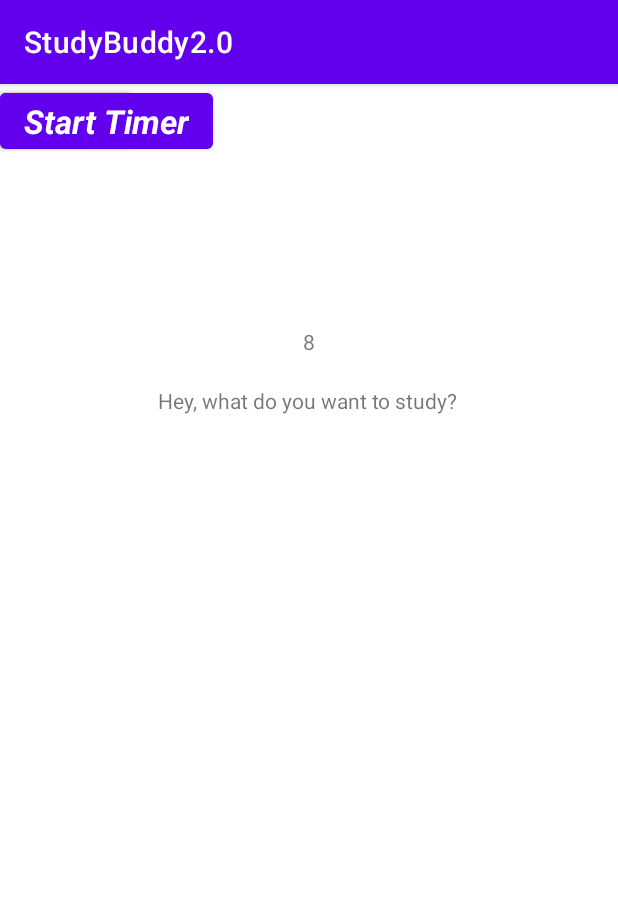
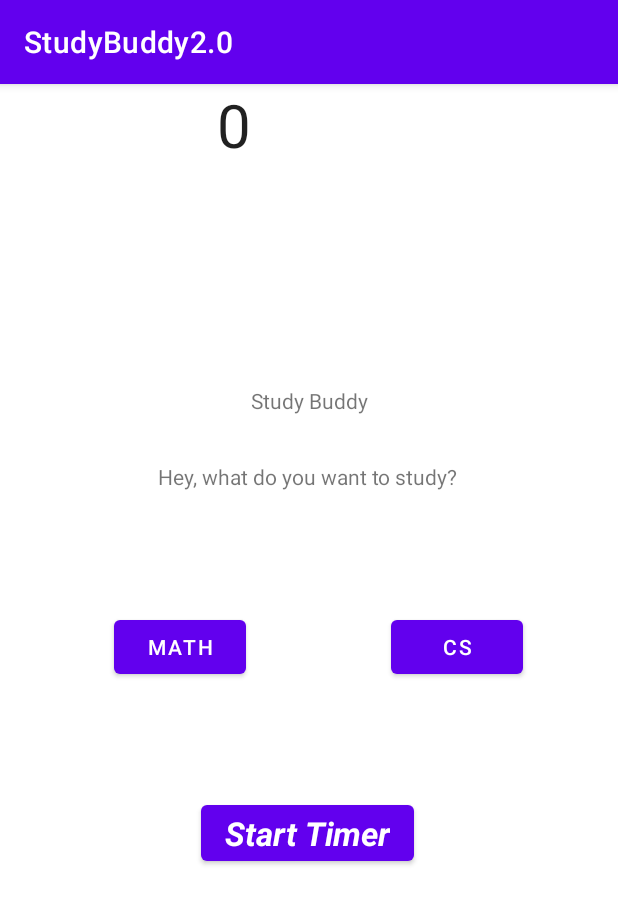
Before and after one commit to andrewnoel99/StudyBuddy, an Android app: the screen it shows after launch (MainActivity), on a phone screen of 412 x 824 dp. Shown: the top 904 px of the screen. Run offline under Robolectric (Android 15) with nearby library versions, the phone set to English and light mode, and no system bars.

Commit message:
4/19 3:43pm

```diff
--- a/app/src/main/java/com/example/studybuddy20/MainActivity.kt
+++ b/app/src/main/java/com/example/studybuddy20/MainActivity.kt
@@ -1,32 +1,66 @@
 package com.example.studybuddy20
 
-import android.annotation.TargetApi
-import android.os.Build
 import androidx.appcompat.app.AppCompatActivity
 import android.os.Bundle
 import android.os.CountDownTimer
+import android.view.View
+import android.widget.Button
 import android.widget.TextView
 
-class MainActivity : AppCompatActivity() {
+class MainActivity : AppCompatActivity(), View.OnClickListener {
+
+    private lateinit var mathButton: Button
+    private lateinit var csButton: Button
+    private lateinit var startButton: Button
+    private lateinit var countdownTV: TextView
+
+    private var countdownLength: Long = 0
+    private var countdown: CountDownTimer? = null
+
     override fun onCreate(savedInstanceState: Bundle?) {
         super.onCreate(savedInstanceState)
         setContentView(R.layout.activity_main)
-        var counter = 0
 
+        mathButton = findViewById(R.id.Mathbtn)
+        csButton = findViewById(R.id.CSbtn)
+        startButton = findViewById(R.id.StartBtn)
+        countdownTV = findViewById(R.id.countdownTV)
 
-        //@TargetApi(Build.VERSION_CODES.O)
+        mathButton.setOnClickListener(this)
+        csButton.setOnClickListener(this)
+        startButton.setOnClickListener(this)
 
+        countdownTV.text = "0"
+    }
 
+    override fun onClick(view: View?) {
+        when (view?.id) {
+            R.id.Mathbtn -> {
+                countdownLength = 20 * 60 * 1000 // 20 minutes
+                countdownTV.text = "20:00"
+            }
+            R.id.CSbtn -> {
+                countdownLength = 15 * 60 * 1000 // 15 minutes
+                countdownTV.text = "15:00"
+            }
+            R.id.StartBtn -> startCountdown()
+        }
+    }
 
-            val counttime = findViewById<TextView>(R.id.textVeiw2)
-            object : CountDownTimer(50000, 1000) {
+    private fun startCountdown() {
+        countdown?.cancel()
+
+        countdown = object : CountDownTimer(countdownLength, 1000) {
             override fun onTick(millisUntilFinished: Long) {
-                    counttime.text = counter.toString()
-                    counter++
+                val minutes = millisUntilFinished / 1000 / 60
+                val seconds = (millisUntilFinished / 1000) % 60
+
+                val formattedTime = String.format("%02d:%02d", minutes, seconds)
+                countdownTV.text = formattedTime
             }
 
             override fun onFinish() {
-                    counttime.text = "Finished"
+                countdownTV.text = "00:00"
             }
         }.start()
     }
--- a/app/src/main/res/layout/activity_main.xml
+++ b/app/src/main/res/layout/activity_main.xml
@@ -7,38 +7,38 @@
     tools:context=".MainActivity">
 
     <TextView
-        android:id="@+id/textVeiw2"
+        android:id="@+id/Title"
         android:layout_width="wrap_content"
         android:layout_height="wrap_content"
         android:text="Study Buddy"
         app:layout_constraintBottom_toBottomOf="parent"
-        app:layout_constraintEnd_toEndOd="parent"
         app:layout_constraintEnd_toEndOf="parent"
         app:layout_constraintStart_toStartOf="parent"
         app:layout_constraintTop_toTopOf="parent"
-        app:layout_constraintVertical_bias="0.216" />
+        app:layout_constraintVertical_bias="0.269" />
 
 
     <TextView
-        android:id="@+id/Welcome"
+        android:id="@+id/WelcomeText"
         android:layout_width="wrap_content"
         android:layout_height="wrap_content"
         android:text="Hey, what do you want to study?"
         app:layout_constraintBottom_toBottomOf="parent"
-        app:layout_constraintEnd_toEndOd="parent"
         app:layout_constraintEnd_toEndOf="parent"
         app:layout_constraintHorizontal_bias="0.497"
         app:layout_constraintStart_toStartOf="parent"
         app:layout_constraintTop_toTopOf="parent"
-        app:layout_constraintVertical_bias="0.269" />
+        app:layout_constraintVertical_bias="0.337" />
 
     <Button
         android:id="@+id/Mathbtn"
         android:layout_width="wrap_content"
         android:layout_height="wrap_content"
+        android:layout_marginStart="76dp"
+        android:layout_marginTop="80dp"
         android:text="Math"
-        tools:layout_editor_absoluteX="76dp"
-        tools:layout_editor_absoluteY="339dp"
+        app:layout_constraintStart_toStartOf="parent"
+        app:layout_constraintTop_toBottomOf="@+id/WelcomeText"
         tools:ignore="MissingConstraints" />
 
 
@@ -46,34 +46,40 @@
         android:id="@+id/CSbtn"
         android:layout_width="wrap_content"
         android:layout_height="wrap_content"
+        android:layout_marginTop="80dp"
+        android:layout_marginEnd="63dp"
         android:text="CS"
-        tools:ignore="MissingConstraints"
-        tools:layout_editor_absoluteX="260dp"
-        tools:layout_editor_absoluteY="339dp" />
+        app:layout_constraintEnd_toEndOf="parent"
+        app:layout_constraintTop_toBottomOf="@+id/WelcomeText"
+        tools:ignore="MissingConstraints" />
 
     <Button
-        android:id="@+id/button"
+        android:id="@+id/StartBtn"
         android:layout_width="wrap_content"
         android:layout_height="wrap_content"
         android:layout_alignParentBottom="true"
         android:layout_centerHorizontal="true"
+        android:layout_marginStart="134dp"
+        android:layout_marginTop="75dp"
         android:text="Start Timer"
         android:textAppearance="?android:attr/textAppearanceLarge"
         android:textStyle="bold|italic"
-        tools:ignore="MissingConstraints"
-        tools:layout_editor_absoluteX="134dp"
-        tools:layout_editor_absoluteY="462dp" />
+        app:layout_constraintStart_toStartOf="parent"
+        app:layout_constraintTop_toBottomOf="@+id/Mathbtn"
+        tools:ignore="MissingConstraints" />
 
     <TextView
-        android:id="@+id/textVeiw2"
+        android:id="@+id/countdownTV"
         android:layout_width="wrap_content"
         android:layout_height="wrap_content"
-        android:layout_above="@+id/button"
+        android:layout_above="@+id/StartBtn"
         android:layout_centerHorizontal="true"
-        android:layout_marginEnd="411dp"
+        android:layout_marginEnd="100dp"
+        android:gravity="center"
         android:textAppearance="?android:attr/textAppearanceLarge"
         android:textSize="40sp"
         app:layout_constraintEnd_toEndOf="parent"
+        app:layout_constraintStart_toStartOf="parent"
         app:layout_constraintTop_toTopOf="parent"
         tools:ignore="DuplicateIds,MissingConstraints" />
 </androidx.constraintlayout.widget.ConstraintLayout>
```
Lines whose indentation alone changed are shown as unchanged.
